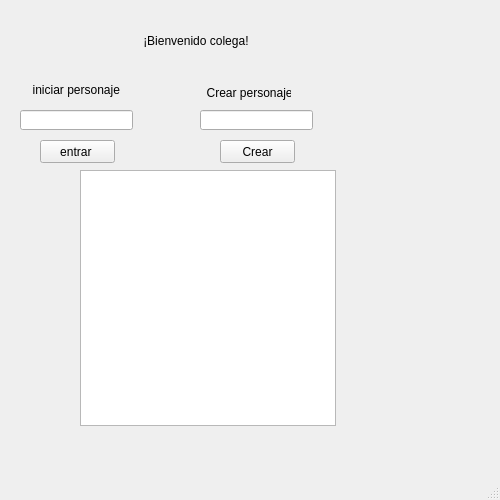
The window that proyecto_final_/mainwindow.ui (jstom12/proyecto_final_infii_JUANMANUELRESTREPO) describes before a commit, drawn with Qt 5.
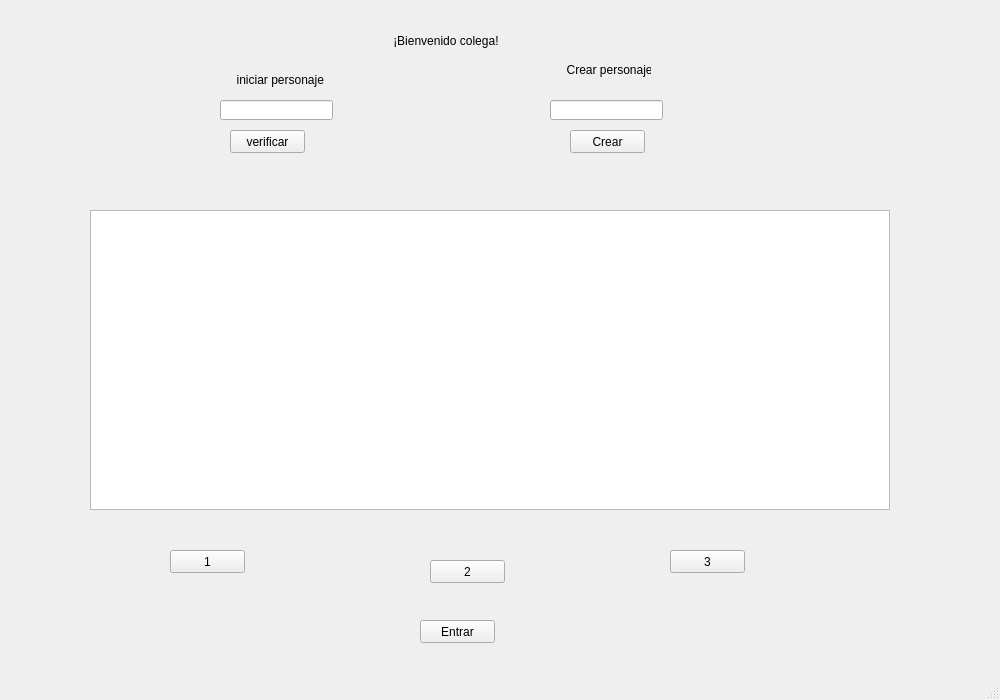
The same window after the commit.

What changed in the file:
```diff
--- a/proyecto_final_/mainwindow.ui
+++ b/proyecto_final_/mainwindow.ui
@@ -6,8 +6,8 @@
    <rect>
     <x>0</x>
     <y>0</y>
-    <width>500</width>
-    <height>500</height>
+    <width>1000</width>
+    <height>700</height>
    </rect>
   </property>
   <property name="minimumSize">
@@ -29,21 +29,21 @@
    <widget class="QPushButton" name="pushButton">
     <property name="geometry">
      <rect>
-      <x>40</x>
-      <y>140</y>
+      <x>230</x>
+      <y>130</y>
       <width>75</width>
       <height>23</height>
      </rect>
     </property>
     <property name="text">
-     <string>entrar </string>
+     <string>verificar</string>
     </property>
    </widget>
    <widget class="QLineEdit" name="inicio_texto">
     <property name="geometry">
      <rect>
-      <x>20</x>
-      <y>110</y>
+      <x>220</x>
+      <y>100</y>
       <width>113</width>
       <height>20</height>
      </rect>
@@ -52,8 +52,8 @@
    <widget class="QLineEdit" name="crear_texto">
     <property name="geometry">
      <rect>
-      <x>200</x>
-      <y>110</y>
+      <x>550</x>
+      <y>100</y>
       <width>113</width>
       <height>20</height>
      </rect>
@@ -62,7 +62,7 @@
    <widget class="QLabel" name="label">
     <property name="geometry">
      <rect>
-      <x>90</x>
+      <x>340</x>
       <y>20</y>
       <width>221</width>
       <height>41</height>
@@ -75,8 +75,8 @@
    <widget class="QLabel" name="label_2">
     <property name="geometry">
      <rect>
-      <x>26</x>
-      <y>80</y>
+      <x>230</x>
+      <y>70</y>
       <width>101</width>
       <height>20</height>
      </rect>
@@ -88,8 +88,8 @@
    <widget class="QLabel" name="label_3">
     <property name="geometry">
      <rect>
-      <x>200</x>
-      <y>83</y>
+      <x>560</x>
+      <y>60</y>
       <width>91</width>
       <height>20</height>
      </rect>
@@ -101,18 +101,18 @@
    <widget class="QGraphicsView" name="graphicsView">
     <property name="geometry">
      <rect>
-      <x>80</x>
-      <y>170</y>
-      <width>256</width>
-      <height>256</height>
+      <x>90</x>
+      <y>210</y>
+      <width>800</width>
+      <height>300</height>
      </rect>
     </property>
    </widget>
    <widget class="QPushButton" name="pushButton_2">
     <property name="geometry">
      <rect>
-      <x>220</x>
-      <y>140</y>
+      <x>570</x>
+      <y>130</y>
       <width>75</width>
       <height>23</height>
      </rect>
@@ -121,6 +121,58 @@
      <string>Crear</string>
     </property>
    </widget>
+   <widget class="QPushButton" name="pushButton_3">
+    <property name="geometry">
+     <rect>
+      <x>170</x>
+      <y>550</y>
+      <width>75</width>
+      <height>23</height>
+     </rect>
+    </property>
+    <property name="text">
+     <string>1</string>
+    </property>
+   </widget>
+   <widget class="QPushButton" name="pushButton_4">
+    <property name="geometry">
+     <rect>
+      <x>430</x>
+      <y>560</y>
+      <width>75</width>
+      <height>23</height>
+     </rect>
+    </property>
+    <property name="text">
+     <string>2</string>
+    </property>
+   </widget>
+   <widget class="QPushButton" name="pushButton_5">
+    <property name="geometry">
+     <rect>
+      <x>670</x>
+      <y>550</y>
+      <width>75</width>
+      <height>23</height>
+     </rect>
+    </property>
+    <property name="text">
+     <string>3</string>
+    </property>
+   </widget>
+   <widget class="QPushButton" name="pushButton_6">
+    <property name="geometry">
+     <rect>
+      <x>420</x>
+      <y>620</y>
+      <width>75</width>
+      <height>23</height>
+     </rect>
+    </property>
+    <property name="text">
+     <string>Entrar</string>
+    </property>
+   </widget>
   </widget>
   <widget class="QMenuBar" name="menubar">
    <property name="geometry">
```
Left out of the diff: 2 changed lines with no effect on the pictures.
